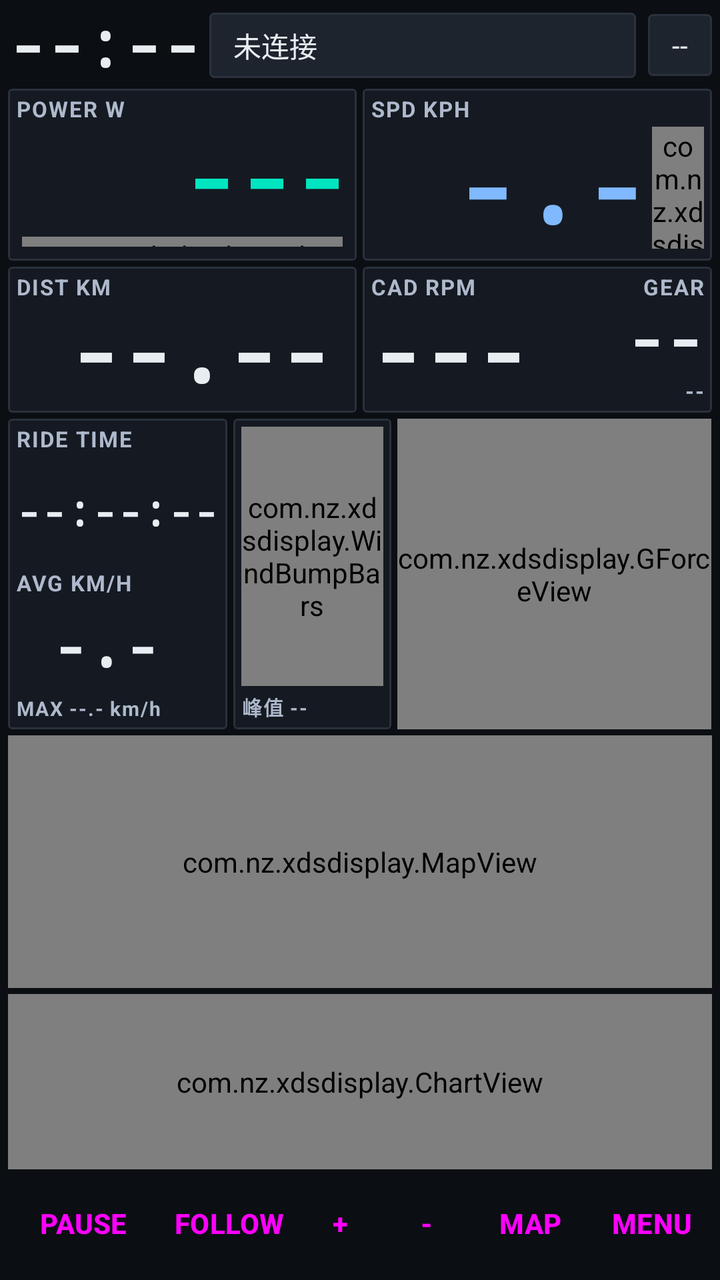
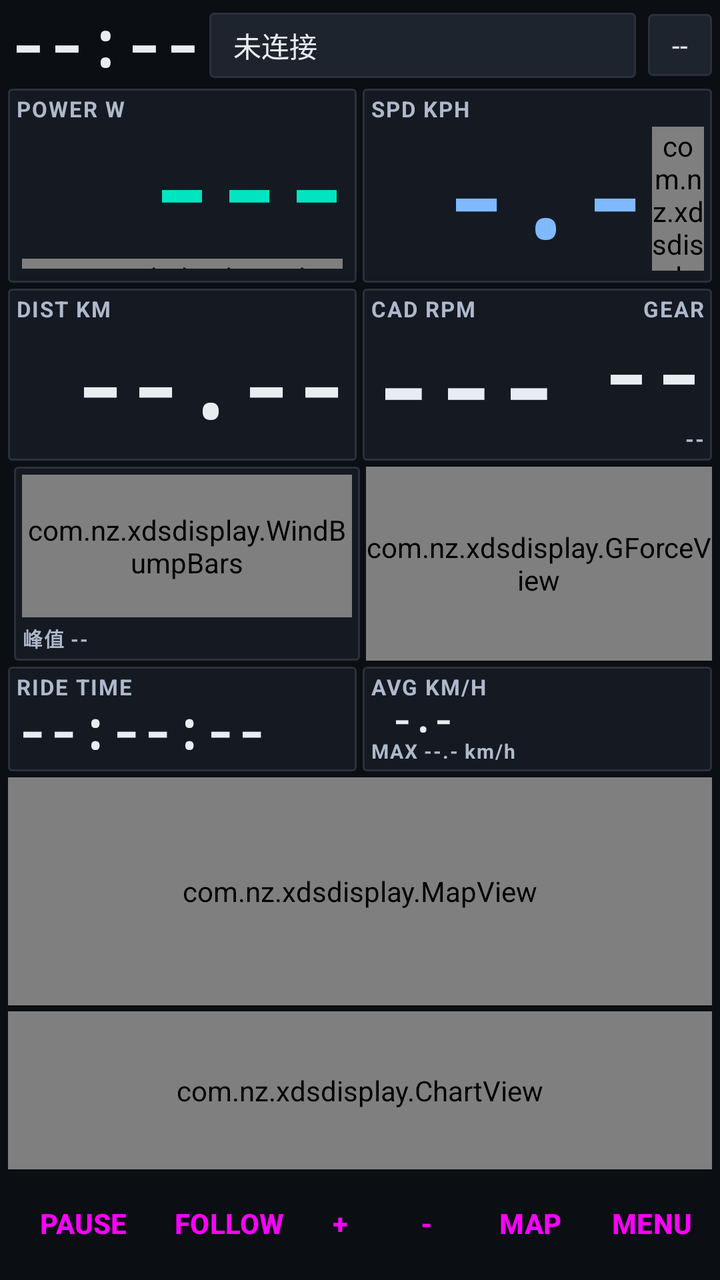

Compare the two renders of this Android layout. The source of the first and the diff that turns it into the second are given below.
<!-- AndroidManifest.xml: application theme Theme.XdsDisplay -->
<!-- res/layout/activity_main.xml -->
<?xml version="1.0" encoding="utf-8"?>
<FrameLayout xmlns:android="http://schemas.android.com/apk/res/android"
    android:id="@+id/root"
    android:layout_width="match_parent"
    android:layout_height="match_parent"
    android:background="@color/bg">

    <LinearLayout
        android:layout_width="match_parent"
        android:layout_height="match_parent"
        android:orientation="vertical"
        android:padding="4dp">

        
        <LinearLayout
            android:layout_width="match_parent"
            android:layout_height="wrap_content"
            android:gravity="center_vertical"
            android:orientation="horizontal">

            <TextView
                android:id="@+id/txtClock"
                style="@style/XdsClock"
                android:layout_width="wrap_content"
                android:layout_height="wrap_content"
                android:text="--:--" />

            <View android:layout_width="4dp" android:layout_height="1dp" />

            <TextView android:id="@+id/chipStatus" style="@style/XdsChip"
                android:layout_width="0dp" android:layout_height="wrap_content"
                android:layout_weight="1"
                android:maxLines="1" android:ellipsize="end"
                android:text="未连接" />

            <TextView android:id="@+id/chipSub" style="@style/XdsChip"
                android:layout_width="wrap_content" android:layout_height="wrap_content"
                android:layout_marginStart="6dp" android:maxLines="1" android:ellipsize="end"
                android:text="--" />
        </LinearLayout>

        
        <LinearLayout
            android:layout_width="match_parent"
            android:layout_height="0dp"
            android:layout_marginTop="3dp"
            android:layout_weight="0.92"
            android:orientation="horizontal">

            <com.google.android.material.card.MaterialCardView
                style="@style/XdsCard"
                android:layout_width="0dp" android:layout_height="match_parent"
                android:layout_weight="1">

                <LinearLayout android:layout_width="match_parent"
                    android:layout_height="match_parent" android:orientation="vertical">

                    
                    <TextView style="@style/XdsLabel" android:layout_width="wrap_content"
                        android:layout_height="wrap_content" android:maxLines="1"
                        android:autoSizeTextType="uniform" android:autoSizeMinTextSize="7sp"
                        android:autoSizeMaxTextSize="11sp" android:autoSizeStepGranularity="1sp"
                        android:text="@string/card_power" />

                    <TextView android:id="@+id/txtPower" style="@style/XdsBig"
                        android:layout_width="match_parent" android:layout_height="0dp"
                        android:layout_weight="1"
                        android:gravity="end|center_vertical"
                        android:maxLines="1" android:text="---"
                        android:textColor="@color/accent"
                        android:autoSizeTextType="uniform"
                        android:autoSizeMinTextSize="26sp"
                        android:autoSizeMaxTextSize="200sp"
                        android:autoSizeStepGranularity="2sp" />

                    
                    <com.nz.xdsdisplay.BalanceStrip
                        android:id="@+id/balStrip"
                        android:layout_width="match_parent" android:layout_height="5dp"
                        android:layout_marginStart="3dp" android:layout_marginEnd="3dp"
                        android:layout_marginTop="1dp" android:layout_marginBottom="3dp" />
                </LinearLayout>
            </com.google.android.material.card.MaterialCardView>

            <com.google.android.material.card.MaterialCardView
                style="@style/XdsCard"
                android:layout_width="0dp" android:layout_height="match_parent"
                android:layout_marginStart="3dp" android:layout_weight="1">

                <LinearLayout android:layout_width="match_parent"
                    android:layout_height="match_parent" android:orientation="vertical">

                    
                    <TextView style="@style/XdsLabel" android:layout_width="wrap_content"
                        android:layout_height="wrap_content" android:maxLines="1"
                        android:autoSizeTextType="uniform" android:autoSizeMinTextSize="7sp"
                        android:autoSizeMaxTextSize="11sp" android:autoSizeStepGranularity="1sp"
                        android:text="@string/card_speed" />

                    
                    <LinearLayout android:layout_width="match_parent"
                        android:layout_height="0dp" android:layout_weight="1"
                        android:orientation="horizontal">

                        <TextView android:id="@+id/txtSpeed" style="@style/XdsBig"
                            android:layout_width="0dp" android:layout_height="match_parent"
                            android:layout_weight="1"
                            android:gravity="end|center_vertical"
                            android:maxLines="1" android:text=" -.-"
                            android:textColor="@color/accent3"
                            android:autoSizeTextType="uniform"
                            android:autoSizeMinTextSize="26sp"
                            android:autoSizeMaxTextSize="200sp"
                            android:autoSizeStepGranularity="2sp" />

                        <com.nz.xdsdisplay.SpeedTape
                            android:id="@+id/speedTape"
                            android:layout_width="26dp" android:layout_height="match_parent"
                            android:layout_marginStart="2dp"
                            android:layout_marginTop="2dp" android:layout_marginBottom="2dp" />
                    </LinearLayout>
                </LinearLayout>
            </com.google.android.material.card.MaterialCardView>
        </LinearLayout>

        
        <LinearLayout
            android:layout_width="match_parent"
            android:layout_height="0dp"
            android:layout_marginTop="3dp"
            android:layout_weight="0.78"
            android:orientation="horizontal">

            <com.google.android.material.card.MaterialCardView
                style="@style/XdsCard"
                android:layout_width="0dp" android:layout_height="match_parent"
                android:layout_weight="1">
                <LinearLayout android:layout_width="match_parent"
                    android:layout_height="match_parent" android:orientation="vertical">
                    <TextView style="@style/XdsLabel" android:layout_width="wrap_content"
                        android:layout_height="wrap_content" android:text="@string/card_dist" />
                    <TextView android:id="@+id/txtDistance" style="@style/XdsMid"
                        android:layout_width="match_parent" android:layout_height="0dp"
                        android:layout_weight="1" android:gravity="center_vertical"
                        android:maxLines="1" android:text=" --.--"
                        android:autoSizeTextType="uniform"
                        android:autoSizeMinTextSize="18sp"
                        android:autoSizeMaxTextSize="90sp"
                        android:autoSizeStepGranularity="2sp" />
                </LinearLayout>
            </com.google.android.material.card.MaterialCardView>

            
            <com.google.android.material.card.MaterialCardView
                style="@style/XdsCard"
                android:layout_width="0dp" android:layout_height="match_parent"
                android:layout_marginStart="3dp" android:layout_weight="1">
                <LinearLayout android:layout_width="match_parent"
                    android:layout_height="match_parent" android:orientation="horizontal"
                    android:gravity="center_vertical">
                    <LinearLayout android:layout_width="0dp" android:layout_height="match_parent"
                        android:layout_weight="1.35" android:orientation="vertical">
                        <TextView style="@style/XdsLabel" android:layout_width="wrap_content"
                            android:layout_height="wrap_content" android:maxLines="1"
                            android:autoSizeTextType="uniform" android:autoSizeMinTextSize="7sp"
                            android:autoSizeMaxTextSize="11sp" android:autoSizeStepGranularity="1sp"
                            android:text="@string/card_cadence" />
                        <TextView android:id="@+id/txtCadence" style="@style/XdsMid"
                            android:layout_width="match_parent" android:layout_height="0dp"
                            android:layout_weight="1" android:gravity="center_vertical"
                            android:maxLines="1" android:text="---"
                            android:autoSizeTextType="uniform"
                            android:autoSizeMinTextSize="16sp"
                            android:autoSizeMaxTextSize="200sp"
                            android:autoSizeStepGranularity="2sp" />
                    </LinearLayout>
                    <LinearLayout android:layout_width="0dp" android:layout_height="match_parent"
                        android:layout_weight="1" android:orientation="vertical">
                        <TextView style="@style/XdsLabel" android:layout_width="match_parent"
                            android:layout_height="wrap_content" android:gravity="end"
                            android:text="@string/card_gear" />
                        <TextView android:id="@+id/txtGear" style="@style/XdsMid"
                            android:layout_width="match_parent" android:layout_height="0dp"
                            android:layout_weight="1" android:gravity="end|center_vertical"
                            android:maxLines="1" android:text="--"
                            android:autoSizeTextType="uniform"
                            android:autoSizeMinTextSize="16sp"
                            android:autoSizeMaxTextSize="200sp"
                            android:autoSizeStepGranularity="2sp" />
                        <TextView android:id="@+id/txtGearSub" style="@style/XdsLabel"
                            android:layout_width="match_parent" android:layout_height="wrap_content"
                            android:gravity="end" android:maxLines="1" android:text="--"
                            android:autoSizeTextType="uniform"
                            android:autoSizeMinTextSize="8sp"
                            android:autoSizeMaxTextSize="13sp"
                            android:autoSizeStepGranularity="1sp" />
                    </LinearLayout>
                </LinearLayout>
            </com.google.android.material.card.MaterialCardView>
        </LinearLayout>

        
        <LinearLayout
            android:layout_width="match_parent"
            android:layout_height="0dp"
            android:layout_marginTop="3dp"
            android:layout_weight="1.66"
            android:orientation="horizontal">

            <com.google.android.material.card.MaterialCardView
                style="@style/XdsCard"
                android:layout_width="0dp" android:layout_height="match_parent"
                android:layout_weight="1">
                <LinearLayout android:layout_width="match_parent"
                    android:layout_height="match_parent" android:orientation="vertical">
                    <TextView style="@style/XdsLabel" android:layout_width="wrap_content"
                        android:layout_height="wrap_content" android:text="@string/card_ridetime" />
                    <TextView android:id="@+id/txtRideTime" style="@style/XdsSmall"
                        android:layout_width="match_parent" android:layout_height="0dp"
                        android:layout_weight="1" android:gravity="center_vertical"
                        android:maxLines="1" android:text="--:--:--"
                        android:autoSizeTextType="uniform"
                        android:autoSizeMinTextSize="12sp"
                        android:autoSizeMaxTextSize="34sp"
                        android:autoSizeStepGranularity="1sp" />
                    <TextView style="@style/XdsLabel" android:layout_width="wrap_content"
                        android:layout_height="wrap_content" android:text="@string/card_avg" />
                    <TextView android:id="@+id/txtAvgSpeed" style="@style/XdsSmall"
                        android:layout_width="match_parent" android:layout_height="0dp"
                        android:layout_weight="0.85" android:gravity="center_vertical"
                        android:maxLines="1" android:text=" -.-"
                        android:autoSizeTextType="uniform"
                        android:autoSizeMinTextSize="11sp"
                        android:autoSizeMaxTextSize="30sp"
                        android:autoSizeStepGranularity="1sp" />
                    <TextView android:id="@+id/txtMaxSpeed" style="@style/XdsLabel"
                        android:layout_width="match_parent" android:layout_height="wrap_content"
                        android:textSize="10sp" android:maxLines="1" android:text="@string/max_placeholder" />
                </LinearLayout>
            </com.google.android.material.card.MaterialCardView>

            
            <com.google.android.material.card.MaterialCardView
                style="@style/XdsCard"
                android:layout_width="0dp" android:layout_height="match_parent"
                android:layout_marginStart="3dp" android:layout_weight="0.72">
                <LinearLayout android:layout_width="match_parent"
                    android:layout_height="match_parent" android:orientation="vertical">
                    <com.nz.xdsdisplay.WindBumpBars
                        android:id="@+id/windBars"
                        android:layout_width="match_parent"
                        android:layout_height="0dp"
                        android:layout_weight="1" />
                    <TextView android:id="@+id/txtWindSub" style="@style/XdsLabel"
                        android:layout_width="match_parent" android:layout_height="wrap_content"
                        android:layout_marginTop="3dp" android:textSize="10sp"
                        android:maxLines="1" android:text="峰值 --" />
                </LinearLayout>
            </com.google.android.material.card.MaterialCardView>

            
            <com.nz.xdsdisplay.GForceView
                android:id="@+id/gforce"
                android:layout_width="0dp"
                android:layout_height="match_parent"
                android:layout_marginStart="3dp"
                android:layout_weight="1.43" />
        </LinearLayout>

        
        <LinearLayout
            android:layout_width="match_parent"
            android:layout_height="0dp"
            android:layout_marginTop="3dp"
            android:layout_weight="2.32"
            android:orientation="vertical">

            <com.nz.xdsdisplay.MapView
                android:id="@+id/map"
                android:layout_width="match_parent"
                android:layout_height="0dp"
                android:layout_weight="1.45"
                android:minHeight="80dp" />

            <com.nz.xdsdisplay.ChartView
                android:id="@+id/chart"
                android:layout_width="match_parent"
                android:layout_height="0dp"
                android:layout_marginTop="3dp"
                android:layout_weight="1"
                android:minHeight="64dp" />
        </LinearLayout>

        
        <LinearLayout
            android:layout_width="match_parent"
            android:layout_height="wrap_content"
            android:layout_marginTop="3dp"
            android:baselineAligned="false"
            android:orientation="horizontal">

            <Button android:id="@+id/btnPause" style="@style/XdsButton"
                android:layout_width="0dp" android:layout_height="48dp"
                android:layout_weight="1.4" android:text="@string/btn_pause" />

            <Button android:id="@+id/btnFollow" style="@style/XdsButton"
                android:layout_width="0dp" android:layout_height="48dp"
                android:layout_marginStart="3dp" android:layout_weight="1.2" android:text="@string/btn_follow" />

            <Button android:id="@+id/btnZoomIn" style="@style/XdsButton"
                android:layout_width="0dp" android:layout_height="48dp"
                android:layout_marginStart="3dp" android:layout_weight="0.75" android:text="+" />

            <Button android:id="@+id/btnZoomOut" style="@style/XdsButton"
                android:layout_width="0dp" android:layout_height="48dp"
                android:layout_marginStart="3dp" android:layout_weight="0.75" android:text="-" />

            <Button android:id="@+id/btnView" style="@style/XdsButton"
                android:layout_width="0dp" android:layout_height="48dp"
                android:layout_marginStart="3dp" android:layout_weight="1.05" android:text="@string/btn_view_map" />

            <Button android:id="@+id/btnMenu" style="@style/XdsButton"
                android:layout_width="0dp" android:layout_height="48dp"
                android:layout_marginStart="3dp" android:layout_weight="1.1" android:text="@string/btn_menu" />
        </LinearLayout>
    </LinearLayout>
</FrameLayout>
<!-- resources referenced by this layout -->
<resources>
  <color name="accent">#00E5C0</color>
  <color name="accent3">#80B9FF</color>
  <color name="bg">#0B0E13</color>
  <string name="btn_follow">FOLLOW</string>
  <string name="btn_menu">MENU</string>
  <string name="btn_pause">PAUSE</string>
  <string name="btn_view_map">MAP</string>
  <string name="card_avg">AVG KM/H</string>
  <string name="card_cadence">CAD RPM</string>
  <string name="card_dist">DIST KM</string>
  <string name="card_gear">GEAR</string>
  <string name="card_power">POWER W</string>
  <string name="card_ridetime">RIDE TIME</string>
  <string name="card_speed">SPD KPH</string>
  <string name="max_placeholder">MAX --.- km/h</string>
  <style name="XdsBig">
          <item name="android:textColor">@color/text</item>
          <item name="android:textSize">62sp</item>
          <item name="android:fontFamily">monospace</item>
          <item name="android:textStyle">bold</item>
          <item name="android:includeFontPadding">false</item>
          <item name="android:gravity">center</item>
      </style>
  <style name="XdsCard" parent="Widget.Material3.CardView.Filled">
          <item name="cardBackgroundColor">@color/surface</item>
          
          <item name="cardCornerRadius">2dp</item>
          <item name="cardElevation">0dp</item>
          <item name="strokeColor">@color/stroke</item>
          <item name="strokeWidth">1dp</item>
          <item name="contentPadding">4dp</item>
      </style>
  <style name="XdsChip">
          <item name="android:textSize">14sp</item>
          <item name="android:textColor">@color/text</item>
          <item name="android:paddingLeft">12dp</item>
          <item name="android:paddingRight">12dp</item>
          <item name="android:paddingTop">6dp</item>
          <item name="android:paddingBottom">6dp</item>
          <item name="android:background">@drawable/bg_chip</item>
      </style>
  <style name="XdsClock">
          <item name="android:textColor">@color/text</item>
          <item name="android:textSize">32sp</item>
          <item name="android:fontFamily">monospace</item>
          <item name="android:textStyle">bold</item>
          <item name="android:includeFontPadding">false</item>
      </style>
  <style name="XdsLabel">
          <item name="android:textColor">@color/label</item>
          <item name="android:textSize">11sp</item>
          <item name="android:textStyle">bold</item>
          <item name="android:letterSpacing">0.06</item>
          <item name="android:includeFontPadding">false</item>
      </style>
  <style name="XdsMid">
          <item name="android:textColor">@color/text</item>
          <item name="android:textSize">38sp</item>
          <item name="android:fontFamily">monospace</item>
          <item name="android:textStyle">bold</item>
          <item name="android:includeFontPadding">false</item>
          <item name="android:gravity">center</item>
      </style>
  <style name="XdsSmall">
          <item name="android:textColor">@color/text</item>
          <item name="android:textSize">23sp</item>
          <item name="android:fontFamily">monospace</item>
          <item name="android:textStyle">bold</item>
          <item name="android:includeFontPadding">false</item>
      </style>
  <color name="text">#E8EDF2</color>
  <color name="surface">#151A22</color>
  <color name="stroke">#2A313C</color>
  <!-- drawable bg_chip (drawable) -->
  <shape xmlns:android="http://schemas.android.com/apk/res/android" android:shape="rectangle">
      <solid android:color="@color/surface2" />
      <corners android:radius="2dp" />
      <stroke android:width="1dp" android:color="@color/stroke" />
  </shape>
  <color name="label">#AEB9CC</color>
  <color name="surface2">#1E242E</color>
  <color name="muted">#8A94A6</color>
  <color name="err">#FF5C5C</color>
  <!-- unchanged entries left out for length: 2 -->
</resources>

<!-- the commit's change to res/layout/activity_main.xml (unified diff, before → after) -->
@@ -44,7 +44,7 @@
             android:layout_width="match_parent"
             android:layout_height="0dp"
             android:layout_marginTop="3dp"
-            android:layout_weight="0.92"
+            android:layout_weight="1.15"
             android:orientation="horizontal">
 
             <com.google.android.material.card.MaterialCardView
@@ -128,7 +128,7 @@
             android:layout_width="match_parent"
             android:layout_height="0dp"
             android:layout_marginTop="3dp"
-            android:layout_weight="0.78"
+            android:layout_weight="1.02"
             android:orientation="horizontal">
 
             <com.google.android.material.card.MaterialCardView
@@ -204,46 +204,15 @@
             android:layout_width="match_parent"
             android:layout_height="0dp"
             android:layout_marginTop="3dp"
-            android:layout_weight="1.66"
-            android:orientation="horizontal">
-
-            <com.google.android.material.card.MaterialCardView
-                style="@style/XdsCard"
-                android:layout_width="0dp" android:layout_height="match_parent"
-                android:layout_weight="1">
-                <LinearLayout android:layout_width="match_parent"
-                    android:layout_height="match_parent" android:orientation="vertical">
-                    <TextView style="@style/XdsLabel" android:layout_width="wrap_content"
-                        android:layout_height="wrap_content" android:text="@string/card_ridetime" />
-                    <TextView android:id="@+id/txtRideTime" style="@style/XdsSmall"
-                        android:layout_width="match_parent" android:layout_height="0dp"
-                        android:layout_weight="1" android:gravity="center_vertical"
-                        android:maxLines="1" android:text="--:--:--"
-                        android:autoSizeTextType="uniform"
-                        android:autoSizeMinTextSize="12sp"
-                        android:autoSizeMaxTextSize="34sp"
-                        android:autoSizeStepGranularity="1sp" />
-                    <TextView style="@style/XdsLabel" android:layout_width="wrap_content"
-                        android:layout_height="wrap_content" android:text="@string/card_avg" />
-                    <TextView android:id="@+id/txtAvgSpeed" style="@style/XdsSmall"
-                        android:layout_width="match_parent" android:layout_height="0dp"
-                        android:layout_weight="0.85" android:gravity="center_vertical"
-                        android:maxLines="1" android:text=" -.-"
-                        android:autoSizeTextType="uniform"
-                        android:autoSizeMinTextSize="11sp"
-                        android:autoSizeMaxTextSize="30sp"
-                        android:autoSizeStepGranularity="1sp" />
-                    <TextView android:id="@+id/txtMaxSpeed" style="@style/XdsLabel"
-                        android:layout_width="match_parent" android:layout_height="wrap_content"
-                        android:textSize="10sp" android:maxLines="1" android:text="@string/max_placeholder" />
-                </LinearLayout>
-            </com.google.android.material.card.MaterialCardView>
+            android:layout_weight="1.15"
+            android:orientation="horizontal">
 
             
             <com.google.android.material.card.MaterialCardView
-                style="@style/XdsCard"
-                android:layout_width="0dp" android:layout_height="match_parent"
-                android:layout_marginStart="3dp" android:layout_weight="0.72">
+                android:id="@+id/cardWind"
+                style="@style/XdsCard"
+                android:layout_width="0dp" android:layout_height="match_parent"
+                android:layout_marginStart="3dp" android:layout_weight="1">
                 <LinearLayout android:layout_width="match_parent"
                     android:layout_height="match_parent" android:orientation="vertical">
                     <com.nz.xdsdisplay.WindBumpBars
@@ -264,7 +233,57 @@
                 android:layout_width="0dp"
                 android:layout_height="match_parent"
                 android:layout_marginStart="3dp"
-                android:layout_weight="1.43" />
+                android:layout_weight="1" />
+        </LinearLayout>
+
+        
+        <LinearLayout
+            android:layout_width="match_parent"
+            android:layout_height="0dp"
+            android:layout_marginTop="3dp"
+            android:layout_weight="0.62"
+            android:orientation="horizontal">
+
+            <com.google.android.material.card.MaterialCardView
+                style="@style/XdsCard"
+                android:layout_width="0dp" android:layout_height="match_parent"
+                android:layout_weight="1">
+                <LinearLayout android:layout_width="match_parent"
+                    android:layout_height="match_parent" android:orientation="vertical">
+                    <TextView style="@style/XdsLabel" android:layout_width="wrap_content"
+                        android:layout_height="wrap_content" android:text="@string/card_ridetime" />
+                    <TextView android:id="@+id/txtRideTime" style="@style/XdsSmall"
+                        android:layout_width="match_parent" android:layout_height="0dp"
+                        android:layout_weight="1" android:gravity="center_vertical"
+                        android:maxLines="1" android:text="--:--:--"
+                        android:autoSizeTextType="uniform"
+                        android:autoSizeMinTextSize="12sp"
+                        android:autoSizeMaxTextSize="44sp"
+                        android:autoSizeStepGranularity="1sp" />
+                </LinearLayout>
+            </com.google.android.material.card.MaterialCardView>
+
+            <com.google.android.material.card.MaterialCardView
+                style="@style/XdsCard"
+                android:layout_width="0dp" android:layout_height="match_parent"
+                android:layout_marginStart="3dp" android:layout_weight="1">
+                <LinearLayout android:layout_width="match_parent"
+                    android:layout_height="match_parent" android:orientation="vertical">
+                    <TextView style="@style/XdsLabel" android:layout_width="wrap_content"
+                        android:layout_height="wrap_content" android:text="@string/card_avg" />
+                    <TextView android:id="@+id/txtAvgSpeed" style="@style/XdsSmall"
+                        android:layout_width="match_parent" android:layout_height="0dp"
+                        android:layout_weight="1" android:gravity="center_vertical"
+                        android:maxLines="1" android:text=" -.-\n"
+                        android:autoSizeTextType="uniform"
+                        android:autoSizeMinTextSize="12sp"
+                        android:autoSizeMaxTextSize="44sp"
+                        android:autoSizeStepGranularity="1sp" />
+                    <TextView android:id="@+id/txtMaxSpeed" style="@style/XdsLabel"
+                        android:layout_width="match_parent" android:layout_height="wrap_content"
+                        android:textSize="10sp" android:maxLines="1" android:text="@string/max_placeholder" />
+                </LinearLayout>
+            </com.google.android.material.card.MaterialCardView>
         </LinearLayout>
 
         
